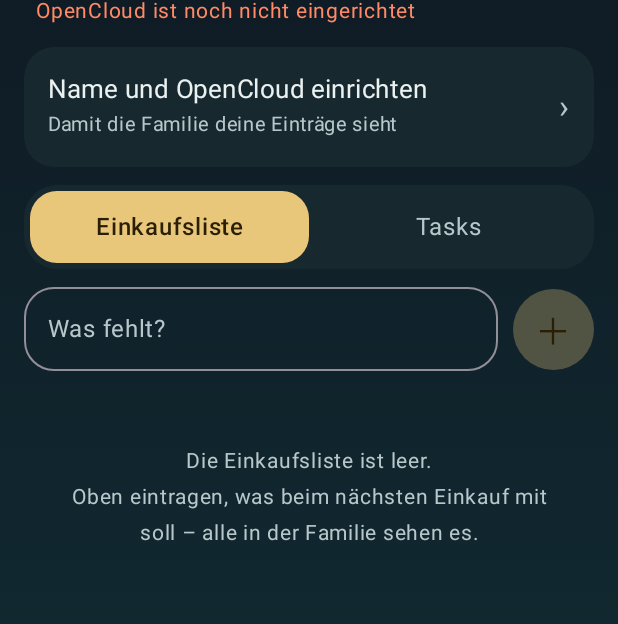
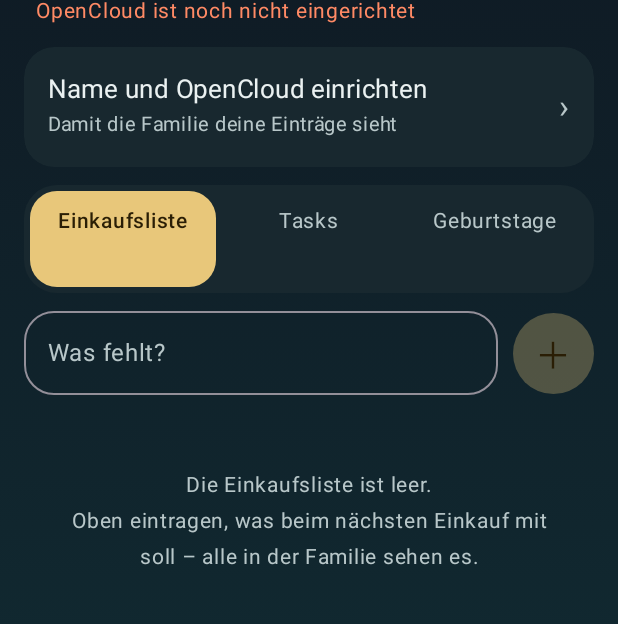
Before and after one commit to haigerman/family-list, an Android app built with Jetpack Compose: the screen it shows after launch (MainActivity), on a phone screen of 412 x 824 dp, the part 91-715 px from its top. Run offline under Robolectric (Android 15) with nearby library versions, the phone set to English and light mode, and no system bars; 2 statements that could not run were skipped.

Commit message:
0.2.0: Geburtstagskalender als dritter Reiter
Zeigt die nächsten 5 Geburtstage (auf Wunsch alle) mit Wochentag,
Abstand und Alter. Eintragen mit Name und Datum, das Jahr ist optional.
Feste Erinnerungen für alle: am Vortag um 15:00 und am Tag um 10:00.
Gespeichert in Geburtstage.md im Space.

Co-Authored-By: Claude Opus 5.5 <noreply@anthropic.com>
Claude-Session: https://claude.ai/code/session_01TpxbMAaZSdutxd78TXqmRv

```diff
--- a/app/src/main/java/io/github/haigerman/familylist/MainActivity.kt
+++ b/app/src/main/java/io/github/haigerman/familylist/MainActivity.kt
@@ -6,7 +6,6 @@ import androidx.activity.ComponentActivity
 import androidx.activity.compose.setContent
 import androidx.activity.enableEdgeToEdge
 import androidx.compose.runtime.getValue
-import androidx.compose.runtime.mutableIntStateOf
 import androidx.compose.runtime.mutableStateOf
 import androidx.compose.runtime.saveable.rememberSaveable
 import androidx.compose.runtime.setValue
@@ -17,14 +16,27 @@ import io.github.haigerman.familylist.ui.MainScreen
 import io.github.haigerman.familylist.ui.SettingsScreen
 
 class MainActivity : ComponentActivity() {
-    /** Zählt hoch, wenn eine Erinnerung angetippt wurde: dann zeigt die App die Tasks. */
-    private var openTasks by mutableIntStateOf(0)
+    /**
+     * Wurde eine Benachrichtigung angetippt: welcher Reiter gezeigt werden soll (Tasks oder
+     * Geburtstage) und eine laufende Nummer, damit auch ein zweites Antippen wirkt.
+     */
+    private var openPage by mutableStateOf(0 to -1)
+
+    private fun handle(intent: Intent?) {
+        val page = when {
+            intent == null -> return
+            intent.hasExtra(Reminders.EXTRA_OPEN_PAGE) -> intent.getIntExtra(Reminders.EXTRA_OPEN_PAGE, 1)
+            intent.getBooleanExtra(Reminders.EXTRA_OPEN_TASKS, false) -> 1
+            else -> return
+        }
+        openPage = (openPage.first + 1) to page
+    }
 
     override fun onCreate(savedInstanceState: Bundle?) {
         super.onCreate(savedInstanceState)
         Store.init(this)
         enableEdgeToEdge()
-        if (savedInstanceState == null && intent?.getBooleanExtra(Reminders.EXTRA_OPEN_TASKS, false) == true) openTasks++
+        if (savedInstanceState == null) handle(intent)
         setContent {
             FamilyListTheme {
                 var settings by rememberSaveable { mutableStateOf(false) }
@@ -34,7 +46,7 @@ class MainActivity : ComponentActivity() {
                         Store.requestSync()
                     })
                 } else {
-                    MainScreen(openTasks = openTasks, onSettings = { settings = true })
+                    MainScreen(openPage = openPage, onSettings = { settings = true })
                 }
             }
         }
@@ -42,6 +54,6 @@ class MainActivity : ComponentActivity() {
 
     override fun onNewIntent(intent: Intent) {
         super.onNewIntent(intent)
-        if (intent.getBooleanExtra(Reminders.EXTRA_OPEN_TASKS, false)) openTasks++
+        handle(intent)
     }
 }
--- a/app/src/main/java/io/github/haigerman/familylist/data/Markdown.kt
+++ b/app/src/main/java/io/github/haigerman/familylist/data/Markdown.kt
@@ -94,6 +94,35 @@ object Markdown {
         }
     }
 
+    // ---------------------------------------------------------------- Geburtstage
+
+    private val BIRTH = Regex("🎂\\s*(\\d{1,2})\\.(\\d{1,2})\\.(\\d{4})?")
+
+    fun parseBirthdays(text: String): List<Birthday> {
+        val ids = IdSource()
+        return text.lines().mapNotNull { line ->
+            val parsed = parseLine(line) ?: return@mapNotNull null
+            val m = BIRTH.find(parsed.body) ?: return@mapNotNull null
+            val day = m.groupValues[1].toInt()
+            val month = m.groupValues[2].toInt()
+            val year = m.groupValues[3].takeIf { it.isNotEmpty() }?.toInt()
+            if (!Birthdays.valid(day, month, year)) return@mapNotNull null
+            val name = parsed.body.removeRange(m.range).replace(Regex("\\s+"), " ").trim()
+            if (name.isEmpty()) return@mapNotNull null
+            Birthday(ids.of(parsed), name, month, day, year, parsed.meta["von"].orEmpty())
+        }
+    }
+
+    /** Nach dem Kalender sortiert (Januar zuerst) – so liest sich die Datei wie ein Geburtstagskalender. */
+    fun writeBirthdays(list: List<Birthday>): String = buildString {
+        append("# Geburtstage\n\n")
+        for (b in list.sortedWith(compareBy<Birthday>({ it.month }, { it.day }, { it.name.lowercase() }))) {
+            append("- ").append(oneLine(b.name)).append(" 🎂 ").append("%02d.%02d.".format(b.day, b.month))
+            b.year?.let { append(it) }
+            append(meta("id" to b.id, "von" to b.by)).append('\n')
+        }
+    }
+
     // ---------------------------------------------------------------- Familie
 
     fun parseFamily(text: String): List<Member> {
--- a/app/src/main/java/io/github/haigerman/familylist/data/Store.kt
+++ b/app/src/main/java/io/github/haigerman/familylist/data/Store.kt
@@ -82,7 +82,7 @@ object Store {
         }
     }
 
-    /** Gleicht alle drei Dateien mit dem Space ab. Liefert, ob es geklappt hat. */
+    /** Gleicht alle Dateien mit dem Space ab. Liefert, ob es geklappt hat. */
     suspend fun sync(): Boolean = mutex.withLock {
         val config = Settings.config.value
         if (!config.complete) return@withLock false
@@ -151,6 +151,7 @@ object Store {
                 shop = Markdown.parseShop(cache[Doc.SHOP]?.text.orEmpty()),
                 tasks = Markdown.parseTasks(cache[Doc.TASKS]?.text.orEmpty()),
                 members = Markdown.parseFamily(cache[Doc.FAMILY]?.text.orEmpty()),
+                birthdays = Markdown.parseBirthdays(cache[Doc.BIRTHDAYS]?.text.orEmpty()),
             )
             base.apply(pending) to pending.size
         }
--- a/app/src/main/java/io/github/haigerman/familylist/data/Sync.kt
+++ b/app/src/main/java/io/github/haigerman/familylist/data/Sync.kt
@@ -12,12 +12,14 @@ object Sync {
         Doc.SHOP -> FamilyData(shop = Markdown.parseShop(text.orEmpty()))
         Doc.TASKS -> FamilyData(tasks = Markdown.parseTasks(text.orEmpty()))
         Doc.FAMILY -> FamilyData(members = Markdown.parseFamily(text.orEmpty()))
+        Doc.BIRTHDAYS -> FamilyData(birthdays = Markdown.parseBirthdays(text.orEmpty()))
     }
 
     fun write(doc: Doc, data: FamilyData): String = when (doc) {
         Doc.SHOP -> Markdown.writeShop(data.shop)
         Doc.TASKS -> Markdown.writeTasks(data.tasks)
         Doc.FAMILY -> Markdown.writeFamily(data.members)
+        Doc.BIRTHDAYS -> Markdown.writeBirthdays(data.birthdays)
     }
 
     /**
--- a/app/src/main/java/io/github/haigerman/familylist/ui/MainScreen.kt
+++ b/app/src/main/java/io/github/haigerman/familylist/ui/MainScreen.kt
@@ -44,11 +44,11 @@ import java.util.Locale
 private const val REFRESH_MS = 20_000L
 
 @Composable
-fun MainScreen(openTasks: Int, onSettings: () -> Unit) {
+fun MainScreen(openPage: Pair<Int, Int>, onSettings: () -> Unit) {
     val config by Settings.config.collectAsStateWithLifecycle()
     val data by Store.data.collectAsStateWithLifecycle()
     val status by Store.status.collectAsStateWithLifecycle()
-    val pager = rememberPagerState(pageCount = { 2 })
+    val pager = rememberPagerState(pageCount = { 3 })
     val scope = rememberCoroutineScope()
 
     // solange die App offen ist, regelmäßig abgleichen
@@ -61,7 +61,7 @@ fun MainScreen(openTasks: Int, onSettings: () -> Unit) {
             }
         }
     }
-    LaunchedEffect(openTasks) { if (openTasks > 0) pager.scrollToPage(1) }
+    LaunchedEffect(openPage) { if (openPage.second >= 0) pager.scrollToPage(openPage.second) }
 
     val (statusText, statusBad) = when {
         !config.complete -> "OpenCloud ist noch nicht eingerichtet" to true
@@ -116,6 +116,8 @@ fun MainScreen(openTasks: Int, onSettings: () -> Unit) {
 
             val openItems = data.shop.count { !it.done }
             val openMine = data.tasks.count { !it.done }
+            val today = rememberNow().toLocalDate()
+            val nextBirthday = data.birthdays.minOfOrNull { io.github.haigerman.familylist.data.Birthdays.daysUntil(it, today) }
             Row(
                 Modifier
                     .padding(horizontal = 16.dp, vertical = 8.dp)
@@ -124,31 +126,42 @@ fun MainScreen(openTasks: Int, onSettings: () -> Unit) {
                     .background(Card)
                     .padding(4.dp),
             ) {
-                TabPill("Einkaufsliste", openItems, pager.currentPage == 0, Modifier.weight(1f)) { scope.launch { pager.animateScrollToPage(0) } }
-                TabPill("Tasks", openMine, pager.currentPage == 1, Modifier.weight(1f)) { scope.launch { pager.animateScrollToPage(1) } }
+                TabPill("Einkaufsliste", if (openItems > 0) "$openItems offen" else "", pager.currentPage == 0, Modifier.weight(1f)) { scope.launch { pager.animateScrollToPage(0) } }
+                TabPill("Tasks", if (openMine > 0) "$openMine offen" else "", pager.currentPage == 1, Modifier.weight(1f)) { scope.launch { pager.animateScrollToPage(1) } }
+                TabPill(
+                    "Geburtstage",
+                    nextBirthday?.let { if (it == 0L) "heute 🎂" else io.github.haigerman.familylist.data.Birthdays.whenLabel(it) } ?: "",
+                    pager.currentPage == 2, Modifier.weight(1f),
+                ) { scope.launch { pager.animateScrollToPage(2) } }
             }
 
             HorizontalPager(state = pager, modifier = Modifier.weight(1f), beyondViewportPageCount = 1) { page ->
-                if (page == 0) ShopTab(data, config.name) else TasksTab(data, config.name)
+                when (page) {
+                    0 -> ShopTab(data, config.name)
+                    1 -> TasksTab(data, config.name)
+                    else -> BirthdaysTab(data, config.name)
+                }
             }
         }
     }
 }
 
 @Composable
-private fun TabPill(label: String, count: Int, selected: Boolean, modifier: Modifier, onClick: () -> Unit) {
-    Box(
+private fun TabPill(label: String, detail: String, selected: Boolean, modifier: Modifier, onClick: () -> Unit) {
+    val color = if (selected) OnSand else MaterialTheme.colorScheme.onSurfaceVariant
+    Column(
         modifier
             .clip(RoundedCornerShape(18.dp))
             .background(if (selected) Sand else androidx.compose.ui.graphics.Color.Transparent)
             .clickable(role = Role.Tab, onClick = onClick)
-            .padding(vertical = 12.dp),
-        contentAlignment = Alignment.Center,
+            .padding(horizontal = 4.dp, vertical = 8.dp),
+        horizontalAlignment = Alignment.CenterHorizontally,
     ) {
         Text(
-            if (count > 0) "$label · $count" else label, fontSize = 16.sp, maxLines = 1,
-            fontWeight = if (selected) FontWeight.Medium else FontWeight.Normal,
-            color = if (selected) OnSand else MaterialTheme.colorScheme.onSurfaceVariant,
+            label, fontSize = 14.sp, maxLines = 1, overflow = TextOverflow.Ellipsis,
+            fontWeight = if (selected) FontWeight.Medium else FontWeight.Normal, color = color,
         )
+        // zweite Zeile immer da, damit alle Reiter gleich hoch sind
+        Text(detail.ifEmpty { " " }, fontSize = 11.sp, maxLines = 1, color = color.copy(alpha = 0.8f))
     }
 }
```
Also changed, not shown: app/src/main/java/io/github/haigerman/familylist/data/Birthdays.kt (added, +59 -0 lines), app/src/main/java/io/github/haigerman/familylist/data/Model.kt (+13 -1 lines), app/src/main/java/io/github/haigerman/familylist/data/Ops.kt (+20 -0 lines), app/src/main/java/io/github/haigerman/familylist/notify/Reminders.kt (+75 -8 lines), app/src/main/java/io/github/haigerman/familylist/ui/BirthdaysTab.kt (added, +285 -0 lines), 4 other files.
